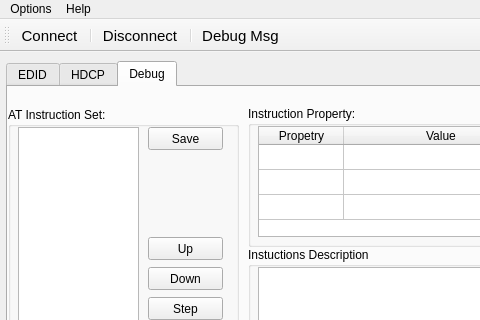
This is mainwindow.ui in HeartbreakSurvivor/DDCTool as Qt 5 draws it before an edit; both pictures show x 0 to 480 and y 0 to 320 of the 812 by 603 pixel window. The edited form follows.
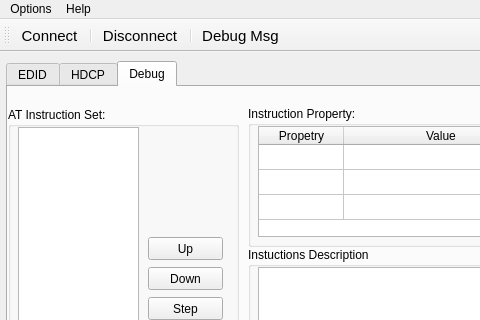
This is the edited form. The open tabs and pages were chosen to show the change. Icons and pictures are not drawn.

The edit to the form file:
```diff
--- a/mainwindow.ui
+++ b/mainwindow.ui
@@ -1520,19 +1520,6 @@
         <string>Up</string>
        </property>
       </widget>
-      <widget class="QPushButton" name="instructionsave_Btn">
-       <property name="geometry">
-        <rect>
-         <x>140</x>
-         <y>20</y>
-         <width>75</width>
-         <height>23</height>
-        </rect>
-       </property>
-       <property name="text">
-        <string>Save</string>
-       </property>
-      </widget>
      </widget>
      <widget class="QGroupBox" name="groupBox_6">
       <property name="geometry">
```
Left out of the diff: 9 changed lines with no effect on the pictures.
